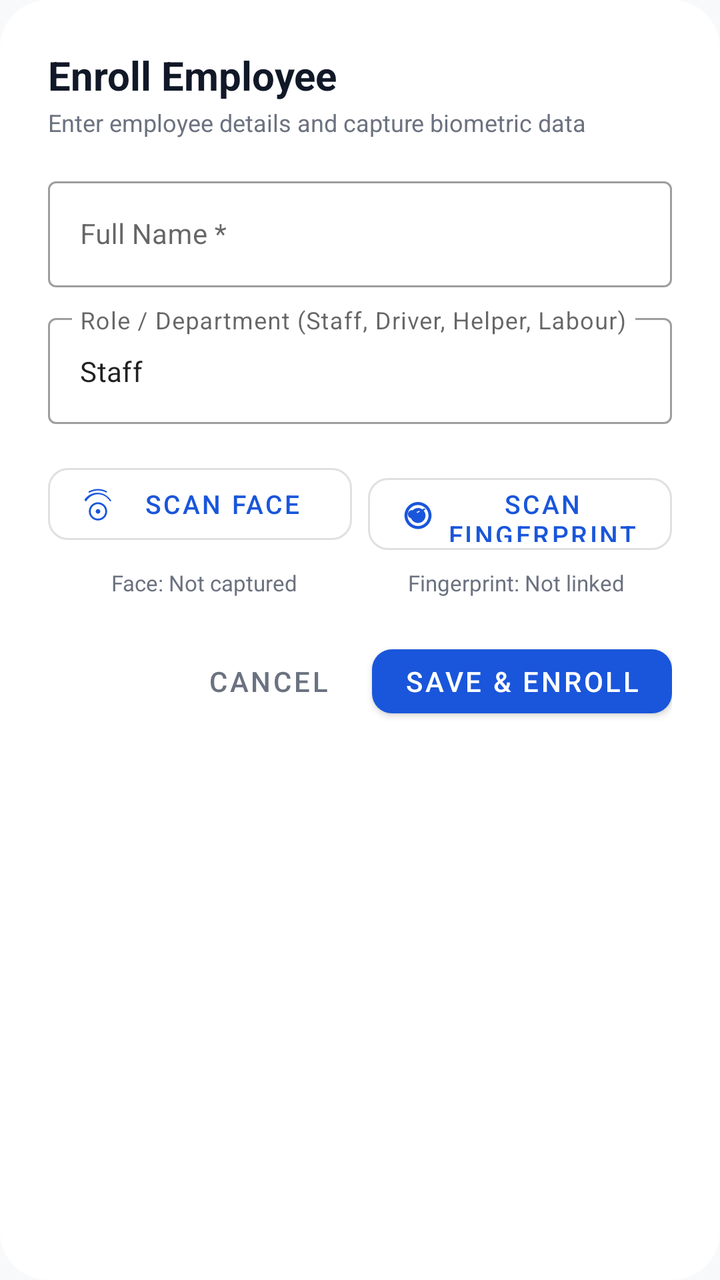
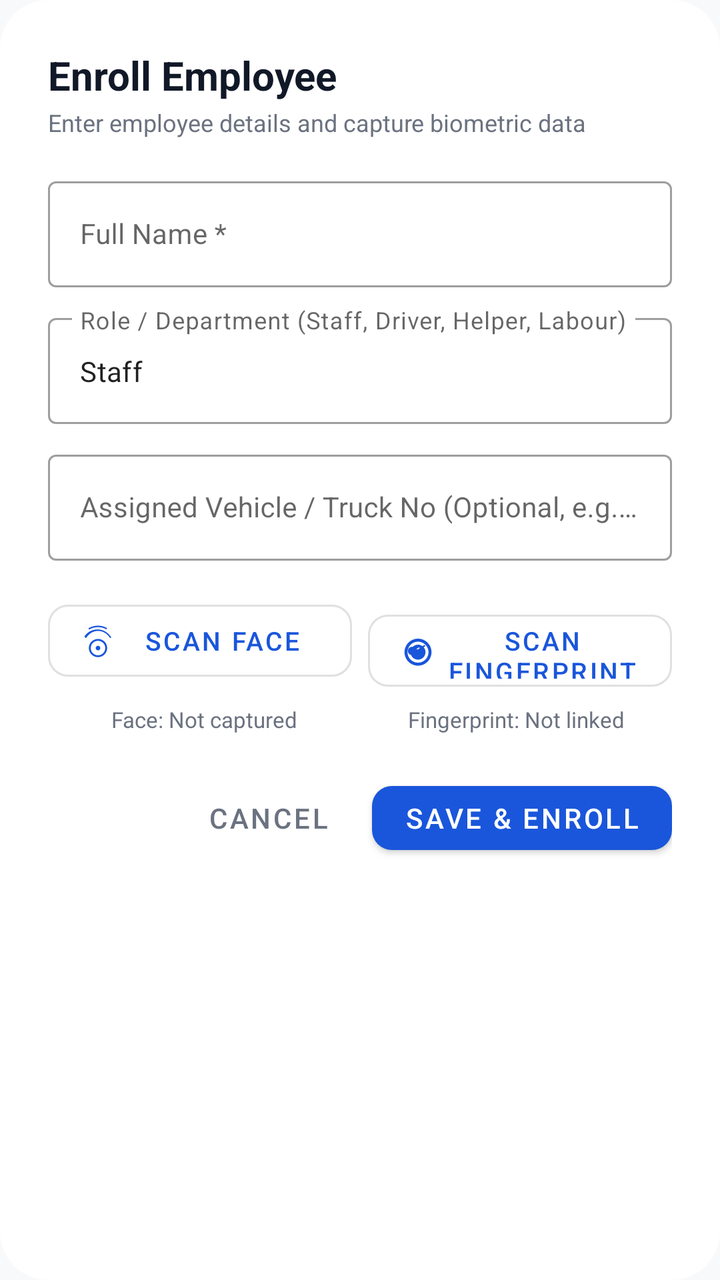

An Android layout rendered at two revisions. The XML below is the earlier revision; the diff shows what the commit changed to produce the second picture.
<!-- AndroidManifest.xml: application theme Theme.VGTCTerminal -->
<!-- res/layout/dialog_add_edit_employee.xml -->
<?xml version="1.0" encoding="utf-8"?>
<LinearLayout
    xmlns:android="http://schemas.android.com/apk/res/android"
    xmlns:app="http://schemas.android.com/apk/res-auto"
    android:layout_width="match_parent"
    android:layout_height="wrap_content"
    android:orientation="vertical"
    android:padding="24dp"
    android:background="@drawable/chip_rounded"
    android:backgroundTint="@color/surface_card">

    <TextView
        android:id="@+id/tvDialogTitle"
        android:layout_width="wrap_content"
        android:layout_height="wrap_content"
        android:text="Enroll Employee"
        android:textSize="20sp"
        android:textStyle="bold"
        android:textColor="@color/text_primary" />

    <TextView
        android:layout_width="wrap_content"
        android:layout_height="wrap_content"
        android:text="Enter employee details and capture biometric data"
        android:textSize="12sp"
        android:textColor="@color/text_secondary"
        android:layout_marginTop="2dp" />

    
    <com.google.android.material.textfield.TextInputLayout
        android:layout_width="match_parent"
        android:layout_height="wrap_content"
        android:layout_marginTop="16dp"
        android:hint="Full Name *"
        style="@style/Widget.MaterialComponents.TextInputLayout.OutlinedBox">

        <com.google.android.material.textfield.TextInputEditText
            android:id="@+id/etEmployeeName"
            android:layout_width="match_parent"
            android:layout_height="wrap_content"
            android:inputType="textPersonName|textCapWords"
            android:textSize="14sp" />
    </com.google.android.material.textfield.TextInputLayout>

    
    <com.google.android.material.textfield.TextInputLayout
        android:layout_width="match_parent"
        android:layout_height="wrap_content"
        android:layout_marginTop="10dp"
        android:hint="Role / Department (Staff, Driver, Helper, Labour)"
        style="@style/Widget.MaterialComponents.TextInputLayout.OutlinedBox">

        <com.google.android.material.textfield.TextInputEditText
            android:id="@+id/etEmployeeRole"
            android:layout_width="match_parent"
            android:layout_height="wrap_content"
            android:text="Staff"
            android:inputType="textCapWords"
            android:textSize="14sp" />
    </com.google.android.material.textfield.TextInputLayout>

    
    <LinearLayout
        android:layout_width="match_parent"
        android:layout_height="wrap_content"
        android:orientation="horizontal"
        android:layout_marginTop="16dp">

        <com.google.android.material.button.MaterialButton
            android:id="@+id/btnDialogScanFace"
            style="@style/Widget.MaterialComponents.Button.OutlinedButton"
            android:layout_width="0dp"
            android:layout_height="48dp"
            android:layout_weight="1"
            android:text="Scan Face"
            android:textSize="13sp"
            app:icon="@drawable/ic_face_scan"
            app:iconSize="18dp"
            app:cornerRadius="10dp"
            android:layout_marginEnd="8dp" />

        <com.google.android.material.button.MaterialButton
            android:id="@+id/btnDialogScanFingerprint"
            style="@style/Widget.MaterialComponents.Button.OutlinedButton"
            android:layout_width="0dp"
            android:layout_height="48dp"
            android:layout_weight="1"
            android:text="Scan Fingerprint"
            android:textSize="13sp"
            app:icon="@drawable/ic_fingerprint"
            app:iconSize="18dp"
            app:cornerRadius="10dp" />
    </LinearLayout>

    
    <LinearLayout
        android:layout_width="match_parent"
        android:layout_height="wrap_content"
        android:orientation="horizontal"
        android:layout_marginTop="8dp">

        <TextView
            android:id="@+id/tvFaceStatus"
            android:layout_width="0dp"
            android:layout_height="wrap_content"
            android:layout_weight="1"
            android:text="Face: Not captured"
            android:textSize="11sp"
            android:textColor="@color/text_secondary"
            android:gravity="center" />

        <TextView
            android:id="@+id/tvFingerprintStatus"
            android:layout_width="0dp"
            android:layout_height="wrap_content"
            android:layout_weight="1"
            android:text="Fingerprint: Not linked"
            android:textSize="11sp"
            android:textColor="@color/text_secondary"
            android:gravity="center" />
    </LinearLayout>

    
    <LinearLayout
        android:layout_width="match_parent"
        android:layout_height="wrap_content"
        android:orientation="horizontal"
        android:gravity="end"
        android:layout_marginTop="20dp">

        <com.google.android.material.button.MaterialButton
            android:id="@+id/btnDialogCancel"
            style="@style/Widget.MaterialComponents.Button.TextButton"
            android:layout_width="wrap_content"
            android:layout_height="44dp"
            android:text="Cancel"
            android:textColor="@color/text_secondary"
            android:layout_marginEnd="8dp" />

        <com.google.android.material.button.MaterialButton
            android:id="@+id/btnDialogSave"
            android:layout_width="wrap_content"
            android:layout_height="44dp"
            android:text="Save &amp; Enroll"
            android:textSize="14sp"
            android:fontFamily="sans-serif-medium"
            app:cornerRadius="10dp"
            app:backgroundTint="@color/primary"
            android:textColor="@color/white" />
    </LinearLayout>
</LinearLayout>
<!-- resources referenced by this layout -->
<resources>
  <color name="primary">#1A56DB</color>
  <color name="surface_card">#FFFFFF</color>
  <color name="text_primary">#111827</color>
  <color name="text_secondary">#6B7280</color>
  <color name="white">#FFFFFF</color>
  <!-- drawable chip_rounded (drawable) -->
  <?xml version="1.0" encoding="utf-8"?>
  <shape xmlns:android="http://schemas.android.com/apk/res/android"
      android:shape="rectangle">
      <corners android:radius="24dp" />
  </shape>
  <!-- drawable ic_face_scan (drawable) -->
  <vector xmlns:android="http://schemas.android.com/apk/res/android"
      android:width="24dp" android:height="24dp"
      android:viewportWidth="24" android:viewportHeight="24">
      <path android:fillColor="#FF000000"
          android:pathData="M17.81,4.47c-0.08,0-0.16,-0.02,-0.23,-0.06C15.66,3.42 14,3 12.01,3c-1.98,0-3.86,0.47-5.57,1.41-0.24,0.13-0.54,0.04-0.68,-0.2-0.13,-0.24,-0.04,-0.54,0.2,-0.68C7.82,2.52 9.86,2 12.01,2c2.13,0 3.99,0.47 5.7,1.43 0.24,0.13 0.33,0.43 0.2,0.67-0.09,0.16,-0.26,0.25,-0.1,0.37zM3.5,9.72c-0.1,0-0.2,-0.03,-0.29,-0.09-0.23,-0.16,-0.28,-0.47,-0.12,-0.7 0.99,-1.4 2.25,-2.5 3.75,-3.27C9.98,4.04 14,4.03 17.15,6.07c1.5,0.93 2.73,2.17 3.59,3.57 0.11,0.19 0.04,0.44,-0.15,0.54-0.25,0.14,-0.54,0.06,-0.69,-0.15-0.78,-1.25,-1.91,-2.37,-3.26,-3.22-2.79,-1.73,-6.39,-1.73,-9.18,0-1.35,0.85-2.48,2.01-3.26,3.29-0.09,0.14,-0.24,0.22,-0.4,0.22zM12,23c-3.36,0-6.12,-2.72,-6.12,-6.09 0,-3.35 2.75,-6.07 6.12,-6.07s6.12,2.72 6.12,6.07c0,3.37,-2.76,6.09,-6.12,6.09zM12,12.09c-2.66,0-4.82,2.13,-4.82,4.83s2.16,4.83 4.82,4.83 4.82,-2.13 4.82,-4.83-2.16,-4.83-4.82,-4.83zM12,18.47c-0.85,0-1.54,-0.69,-1.54,-1.54s0.69,-1.54 1.54,-1.54 1.54,0.69 1.54,1.54-0.69,1.54-1.54,1.54z"/>
  </vector>
  <!-- drawable ic_fingerprint (drawable) -->
  <vector xmlns:android="http://schemas.android.com/apk/res/android"
      android:width="24dp" android:height="24dp"
      android:viewportWidth="24" android:viewportHeight="24">
      <path android:fillColor="#FF000000"
          android:pathData="M17,13c0,2.76-2.24,5-5,5s-5,-2.24-5,-5c0,-2.76,2.24,-5,5,-5s5,2.24,5,5zM12,4c-4.97,0-9,4.03-9,9s4.03,9 9,9 9,-4.03 9,-9-4.03,-9-9,-9zM12,20c-3.86,0-7,-3.14-7,-7s3.14,-7 7,-7 7,3.14 7,7-3.14,7-7,7zM12,10.4c-0.38,0-0.71,0.14-0.97,0.36l-1.97,-1.12c0.5,-0.72 1.31,-1.18 2.94,-1.24V8h1v0.4c0.66,0.06 1.23,0.31 1.71,0.72l1.71,-0.97 0.5,0.87-1.69,0.96c0.17,0.32 0.27,0.68 0.27,1.06l-0.02,0.06h-2.16c0.04,-0.13 0.08,-0.27 0.08,-0.42 0,-0.35-0.14,-0.66-0.37,-0.89-0.25-0.25-0.58-0.4-0.9-0.4-0.72,0-1.3,0.58-1.3,1.3 0,0.48 0.25,0.89 0.61,1.13l2.08,1.18c0.2-0.63 0.77-1.1 1.47-1.1 0.84,0 1.52,0.68 1.52,1.52s-0.68,1.52-1.52,1.52c-0.66,0-1.22-0.42-1.44-1.01L10.1,14c-0.5,0.58-1.24,0.94-2.09,0.94-1.52,0-2.75-1.23-2.75-2.75S6.49,9.44 8.01,9.44c0.72,0 1.37,0.28 1.86,0.73l1.97,1.12c0.32-0.41 0.78-0.69 1.3-0.76V10h-1.14z"/>
  </vector>
  <style name="Theme.VGTCTerminal" parent="Theme.MaterialComponents.Light.NoActionBar">
          <item name="colorPrimary">@color/primary</item>
          <item name="colorPrimaryVariant">@color/primary_dark</item>
          <item name="colorOnPrimary">@color/white</item>
          <item name="android:windowBackground">@color/bg_main</item>
          <item name="android:statusBarColor">@color/bg_main</item>
          <item name="android:navigationBarColor">@color/bg_main</item>
          <item name="android:windowLightStatusBar">true</item>
      </style>
  <color name="primary_dark">#1A3A6E</color>
  <color name="bg_main">#F8F9FA</color>
</resources>

<!-- the commit's change to res/layout/dialog_add_edit_employee.xml (unified diff, before → after) -->
@@ -56,6 +56,22 @@
             android:layout_height="wrap_content"
             android:text="Staff"
             android:inputType="textCapWords"
+            android:textSize="14sp" />
+    </com.google.android.material.textfield.TextInputLayout>
+
+    
+    <com.google.android.material.textfield.TextInputLayout
+        android:layout_width="match_parent"
+        android:layout_height="wrap_content"
+        android:layout_marginTop="10dp"
+        android:hint="Assigned Vehicle / Truck No (Optional, e.g. HR55AB1234)"
+        style="@style/Widget.MaterialComponents.TextInputLayout.OutlinedBox">
+
+        <com.google.android.material.textfield.TextInputEditText
+            android:id="@+id/etEmployeeVehicle"
+            android:layout_width="match_parent"
+            android:layout_height="wrap_content"
+            android:inputType="textCapCharacters"
             android:textSize="14sp" />
     </com.google.android.material.textfield.TextInputLayout>
 
